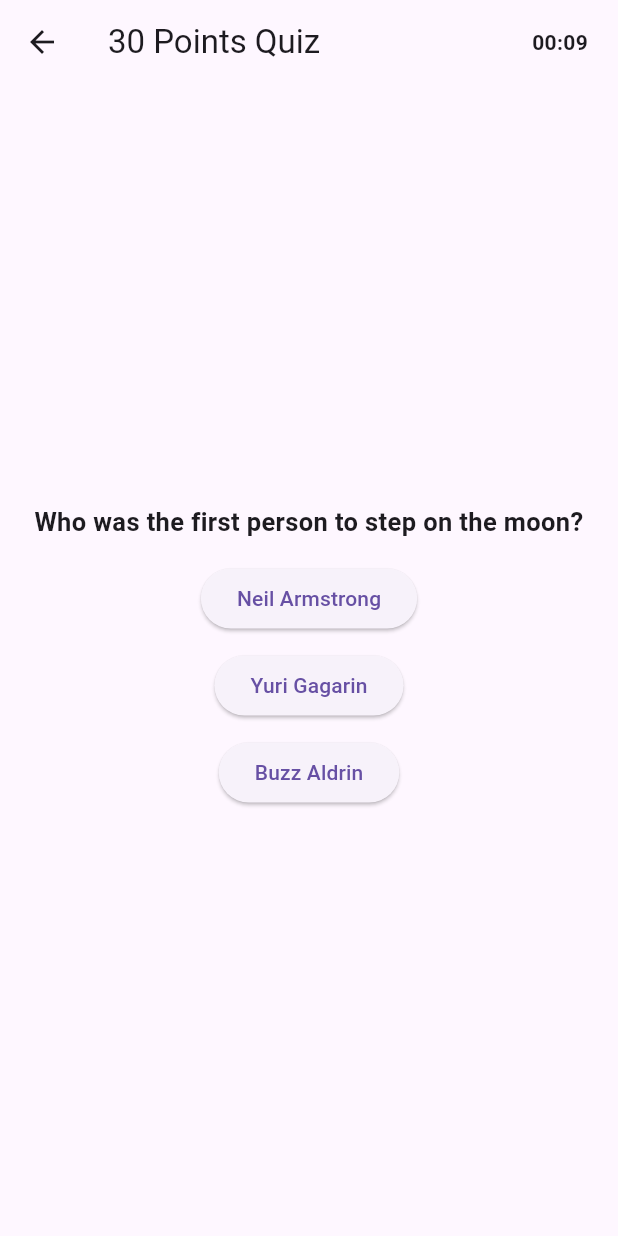
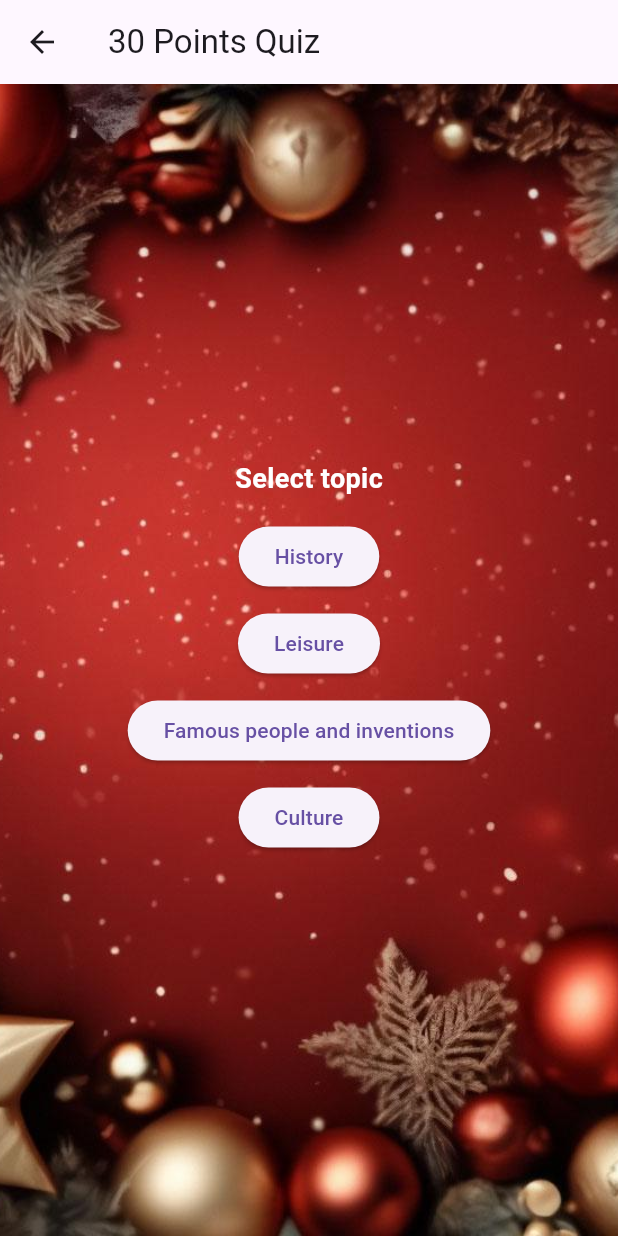
Before and after one commit to TimurDyushaliev/quiz, a Flutter app: the screen it shows after launch, after a tap on an icon or button, on a phone screen of 412 x 824 dp. Run offline on Flutter 3.47's test engine with Material 3 defaults, Android fonts, the phone set to English and light mode, and no system bars.

Commit message:
refactor: Background image, topics, total score

```diff
--- a/lib/data/storage.dart
+++ b/lib/data/persistent_storage.dart
@@ -1,4 +1,10 @@
-abstract final class Storage {
+abstract final class PersistentStorage {
+  static const topics = [
+    'History',
+    'Leisure',
+    'Famous people and inventions',
+    'Culture',
+  ];
   static const difficulty10 = [
     {
       "question": "What year did World War II end?",
--- a/lib/main.dart
+++ b/lib/main.dart
@@ -1,5 +1,5 @@
 import 'package:flutter/material.dart';
-import 'package:quiz/pages/select_difficulty_level_page.dart';
+import 'package:quiz/view/pages/select_difficulty_level_page.dart';
 
 void main() {
   runApp(const App());
--- a/lib/pages/quiz_page.dart
+++ /dev/null
@@ -1,142 +0,0 @@
-import 'dart:async';
-
-import 'package:flutter/material.dart';
-import 'package:quiz/data/storage.dart';
-import 'package:quiz/pages/result_page.dart';
-
-class QuizPage extends StatefulWidget {
-  const QuizPage({super.key, required this.difficultyLevel});
-
-  final int difficultyLevel;
-
-  @override
-  State<QuizPage> createState() => _QuizPageState();
-}
-
-class _QuizPageState extends State<QuizPage> {
-  late final List<Map<String, Object>> data;
-  late String question;
-  late List<String> answers;
-  late int questionIndex;
-  late int score;
-  late Timer timer;
-  late List<String> shuffledAnswers;
-
-  @override
-  void initState() {
-    super.initState();
-
-    data = switch (widget.difficultyLevel) {
-      10 => Storage.difficulty10,
-      20 => Storage.difficulty20,
-      30 => Storage.difficulty30,
-      40 => Storage.difficulty40,
-      50 => Storage.difficulty50,
-      _ => throw '',
-    };
-    questionIndex = 0;
-    question = data[questionIndex]['question'] as String;
-    answers = data[questionIndex]['answers'] as List<String>;
-    score = 0;
-    _setTimer();
-    shuffledAnswers = List.of(answers)..shuffle();
-  }
-
-  @override
-  void dispose() {
-    super.dispose();
-    timer.cancel();
-  }
-
-  @override
-  Widget build(BuildContext context) {
-    return Scaffold(
-      appBar: AppBar(
-        title: Text('${widget.difficultyLevel} Points Quiz'),
-        actions: [
-          Padding(
-            padding: const EdgeInsets.only(right: 20),
-            child: _getTimer(),
-          )
-        ],
-      ),
-      body: Center(
-        child: Padding(
-          padding: const EdgeInsets.symmetric(horizontal: 12),
-          child: Column(
-            mainAxisAlignment: MainAxisAlignment.center,
-            children: [
-              Text(
-                question,
-                textAlign: TextAlign.center,
-                style: const TextStyle(
-                  fontWeight: FontWeight.bold,
-                  fontSize: 17,
-                ),
-              ),
-              const SizedBox(height: 10),
-              ...shuffledAnswers.map(
-                (answer) => Padding(
-                  padding: const EdgeInsets.symmetric(vertical: 5),
-                  child: ElevatedButton(
-                    onPressed: () => _checkAnswer(answer),
-                    child: Text(answer),
-                  ),
-                ),
-              )
-            ],
-          ),
-        ),
-      ),
-    );
-  }
-
-  void _setTimer() {
-    timer = Timer.periodic(
-      const Duration(seconds: 1),
-      (timer) {
-        if (mounted) setState(() {});
-        if (timer.tick == 10) _checkAnswer(null);
-      },
-    );
-  }
-
-  void _checkAnswer(String? answer) {
-    if (questionIndex < data.length - 1) {
-      if (answer == answers[0]) {
-        score += widget.difficultyLevel;
-      }
-      timer.cancel();
-      _setTimer();
-      setState(() {
-        questionIndex++;
-        question = data[questionIndex]['question'] as String;
-        answers = data[questionIndex]['answers'] as List<String>;
-        shuffledAnswers = List.of(answers)..shuffle();
-      });
-    } else {
-      if (answer == answers[0]) {
-        score += widget.difficultyLevel;
-      }
-      Navigator.pushReplacement(
-        context,
-        MaterialPageRoute(
-          builder: (_) => ResultPage(score: score),
-        ),
-      );
-    }
-  }
-
-  Widget _getTimer() {
-    final tick = timer.tick;
-    final text = tick == 0 ? '00:10' : '00:0${10 - tick}';
-
-    return Text(
-      text,
-      style: TextStyle(
-        fontWeight: FontWeight.bold,
-        color: tick > 6 ? Colors.red : null,
-      ),
-    );
-  }
-}
--- a/lib/pages/select_difficulty_level_page.dart
+++ b/lib/view/pages/select_difficulty_level_page.dart
@@ -1,5 +1,7 @@
 import 'package:flutter/material.dart';
-import 'package:quiz/pages/quiz_page.dart';
+import 'package:quiz/data/score_storage.dart';
+import 'package:quiz/view/pages/select_topic_page.dart';
+import 'package:quiz/view/widgets/background_scaffold.dart';
 
 class SelectDifficultyLevelPage extends StatefulWidget {
   const SelectDifficultyLevelPage({super.key});
@@ -12,8 +14,27 @@ class SelectDifficultyLevelPage extends StatefulWidget {
 class _SelectDifficultyLevelPageState extends State<SelectDifficultyLevelPage> {
   @override
   Widget build(BuildContext context) {
-    return Scaffold(
-      appBar: AppBar(title: const Text('Quiz App')),
+    return BackgroundScaffold(
+      appBar: AppBar(
+        title: const Text('Quiz App'),
+        actions: [
+          Padding(
+            padding: const EdgeInsets.only(right: 10),
+            child: StreamBuilder<int>(
+                initialData: 0,
+                stream: ScoreStorage.stream,
+                builder: (context, snapshot) {
+                  return Text(
+                    'Total score: ${snapshot.data}',
+                    style: const TextStyle(
+                      fontWeight: FontWeight.bold,
+                      fontSize: 16,
+                    ),
+                  );
+                }),
+          )
+        ],
+      ),
       body: Center(
         child: Column(
           mainAxisAlignment: MainAxisAlignment.center,
@@ -23,6 +44,7 @@ class _SelectDifficultyLevelPageState extends State<SelectDifficultyLevelPage> {
               style: TextStyle(
                 fontWeight: FontWeight.bold,
                 fontSize: 18,
+                color: Colors.white,
               ),
             ),
             const SizedBox(height: 10),
@@ -36,7 +58,7 @@ class _SelectDifficultyLevelPageState extends State<SelectDifficultyLevelPage> {
                     Navigator.push(
                       context,
                       MaterialPageRoute(
-                        builder: (_) => QuizPage(
+                        builder: (_) => SelectTopicPage(
                           difficultyLevel: difficultyLevel,
                         ),
                       ),
--- /dev/null
+++ b/lib/view/pages/select_topic_page.dart
@@ -0,0 +1,58 @@
+import 'package:flutter/material.dart';
+import 'package:quiz/data/persistent_storage.dart';
+import 'package:quiz/view/pages/quiz_page.dart';
+import 'package:quiz/view/widgets/background_scaffold.dart';
+
+class SelectTopicPage extends StatefulWidget {
+  const SelectTopicPage({super.key, required this.difficultyLevel});
+
+  final int difficultyLevel;
+
+  @override
+  State<SelectTopicPage> createState() => _SelectTopicPageState();
+}
+
+class _SelectTopicPageState extends State<SelectTopicPage> {
+  @override
+  Widget build(BuildContext context) {
+    return BackgroundScaffold(
+      appBar: AppBar(title: Text('${widget.difficultyLevel} Points Quiz')),
+      body: Center(
+        child: Column(
+          mainAxisAlignment: MainAxisAlignment.center,
+          children: [
+            const Text(
+              'Select topic',
+              style: TextStyle(
+                fontWeight: FontWeight.bold,
+                fontSize: 18,
+                color: Colors.white,
+              ),
+            ),
+            const SizedBox(height: 10),
+            ...List.generate(
+              PersistentStorage.topics.length,
+              (index) => Padding(
+                padding: const EdgeInsets.symmetric(vertical: 5),
+                child: ElevatedButton(
+                  onPressed: () {
+                    Navigator.push(
+                      context,
+                      MaterialPageRoute(
+                        builder: (_) => QuizPage(
+                          topicIndex: index,
+                          difficultyLevel: widget.difficultyLevel,
+                        ),
+                      ),
+                    );
+                  },
+                  child: Text(PersistentStorage.topics[index]),
+                ),
+              ),
+            ),
+          ],
+        ),
+      ),
+    );
+  }
+}
--- /dev/null
+++ b/lib/view/widgets/background_scaffold.dart
@@ -0,0 +1,28 @@
+import 'package:flutter/material.dart';
+
+class BackgroundScaffold extends StatelessWidget {
+  final Widget body;
+  final AppBar? appBar;
+
+  const BackgroundScaffold({super.key, required this.body, this.appBar});
+
+  @override
+  Widget build(BuildContext context) {
+    return Scaffold(
+      appBar: appBar,
+      body: Stack(
+        children: [
+          Container(
+            decoration: const BoxDecoration(
+              image: DecorationImage(
+                image: AssetImage('assets/background.jpeg'),
+                fit: BoxFit.cover,
+              ),
+            ),
+          ),
+          body,
+        ],
+      ),
+    );
+  }
+}
--- a/pubspec.yaml
+++ b/pubspec.yaml
@@ -58,10 +58,8 @@ flutter:
   # the material Icons class.
   uses-material-design: true
 
-  # To add assets to your application, add an assets section, like this:
-  # assets:
-  #   - images/a_dot_burr.jpeg
-  #   - images/a_dot_ham.jpeg
+  assets:
+    - assets/background.jpeg
 
   # An image asset can refer to one or more resolution-specific "variants", see
   # https://flutter.dev/to/resolution-aware-images
```
Also changed, not shown: lib/data/score_storage.dart (added, +14 -0 lines), lib/pages/result_page.dart (deleted, +0 -34 lines), lib/view/pages/quiz_page.dart (added, +136 -0 lines), assets/background.jpeg (added).
